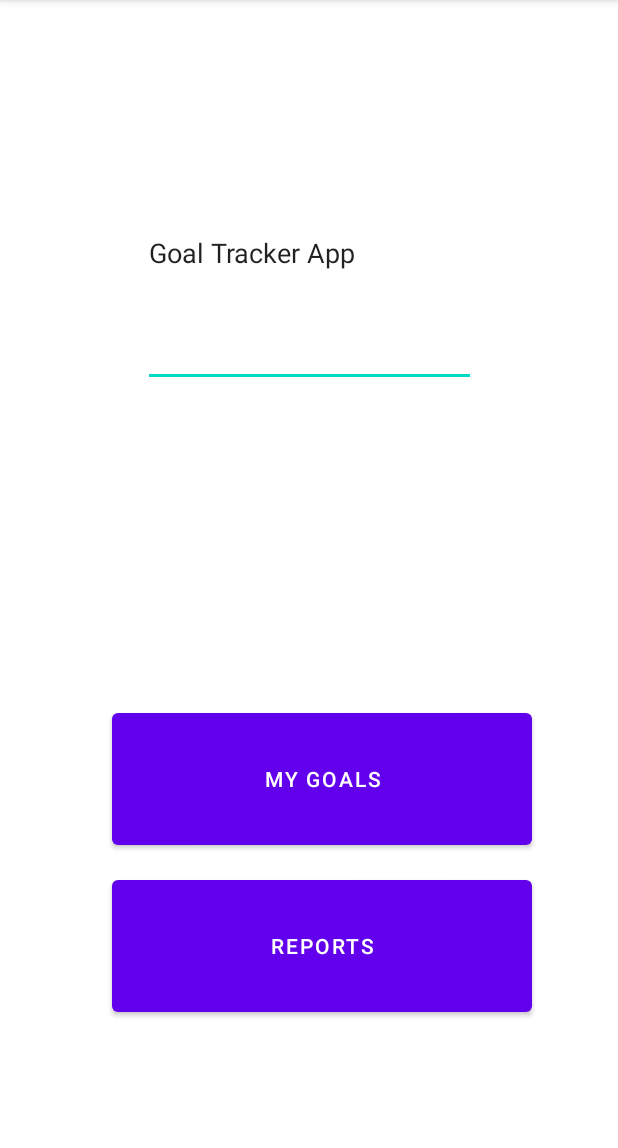
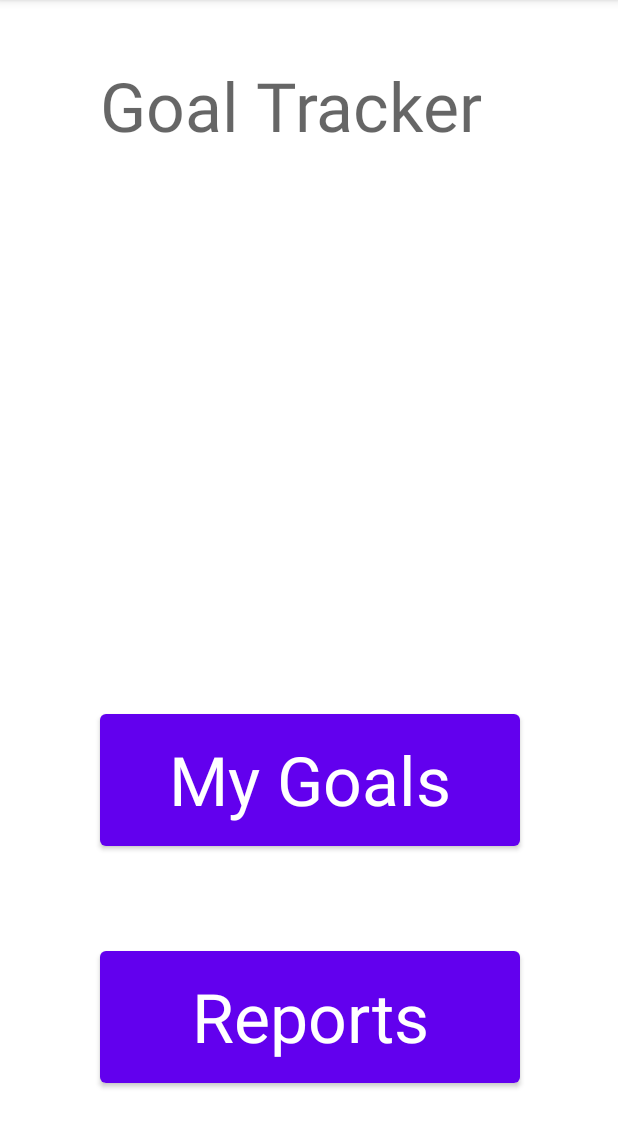
Before and after one commit to Hodges5252/JavaApp, an Android app: the screen it shows after launch (MainActivity), on a phone screen of 412 x 824 dp, the part 84-1232 px from its top. Run offline under Robolectric (Android 15) with nearby library versions, the phone set to English and light mode, and no system bars.

Commit message:
Add files via upload

```diff
--- a/app/src/main/res/layout/goal_display.xml
+++ b/app/src/main/res/layout/goal_display.xml
@@ -13,6 +13,7 @@
         android:layout_marginTop="64dp"
         android:layout_marginEnd="66dp"
         android:text="My Goals"
+        android:textAppearance="@style/TextAppearance.AppCompat.Display3"
         app:layout_constraintEnd_toEndOf="parent"
         app:layout_constraintStart_toStartOf="parent"
         app:layout_constraintTop_toTopOf="parent" />
@@ -23,6 +24,7 @@
         android:layout_height="50dp"
         android:layout_marginTop="16dp"
         android:text="Goal 1"
+        android:textAppearance="@style/TextAppearance.AppCompat.Display1"
         app:layout_constraintEnd_toEndOf="parent"
         app:layout_constraintHorizontal_bias="0.252"
         app:layout_constraintStart_toStartOf="parent"
@@ -34,6 +36,7 @@
         android:layout_height="50dp"
         android:layout_marginTop="16dp"
         android:text="Goal2"
+        android:textAppearance="@style/TextAppearance.AppCompat.Display1"
         app:layout_constraintEnd_toEndOf="parent"
         app:layout_constraintHorizontal_bias="0.252"
         app:layout_constraintStart_toStartOf="parent"
@@ -46,6 +49,7 @@
         android:layout_marginTop="16dp"
         android:layout_marginBottom="19dp"
         android:text="Goal3"
+        android:textAppearance="@style/TextAppearance.AppCompat.Display1"
         app:layout_constraintBottom_toTopOf="@+id/textView5"
         app:layout_constraintEnd_toEndOf="parent"
         app:layout_constraintHorizontal_bias="0.252"
@@ -58,6 +62,7 @@
         android:layout_height="50dp"
         android:layout_marginBottom="160dp"
         android:text="Goal4"
+        android:textAppearance="@style/TextAppearance.AppCompat.Display1"
         app:layout_constraintBottom_toTopOf="@+id/button3"
         app:layout_constraintEnd_toEndOf="parent"
         app:layout_constraintHorizontal_bias="0.252"
@@ -71,6 +76,7 @@
         android:layout_marginEnd="65dp"
         android:layout_marginBottom="64dp"
         android:text="New Goal"
+        android:textAppearance="@style/TextAppearance.AppCompat.Display3"
         app:layout_constraintBottom_toBottomOf="parent"
         app:layout_constraintEnd_toEndOf="parent"
         app:layout_constraintHorizontal_bias="1.0"
--- a/app/src/main/res/layout/main_screen.xml
+++ b/app/src/main/res/layout/main_screen.xml
@@ -6,48 +6,42 @@
     android:layout_height="match_parent"
     tools:context=".MainActivity">
 
-    <EditText
-        android:id="@+id/editTextTextPersonName"
-        android:layout_width="222dp"
-        android:layout_height="178dp"
-        android:layout_marginStart="95dp"
-        android:layout_marginTop="80dp"
-        android:layout_marginEnd="94dp"
-        android:ems="10"
-        android:inputType="text"
-        android:text="Goal Tracker App"
-        app:layout_constraintEnd_toEndOf="parent"
-        app:layout_constraintHorizontal_bias="0.0"
-        app:layout_constraintStart_toStartOf="parent"
-        app:layout_constraintTop_toTopOf="parent" />
-
     <Button
         android:id="@+id/button"
         android:layout_width="280dp"
         android:layout_height="100dp"
-        android:layout_marginStart="74dp"
-        android:layout_marginTop="200dp"
-        android:layout_marginEnd="57dp"
+        android:layout_marginTop="261dp"
+        android:layout_marginBottom="40dp"
         android:text="My Goals"
+        android:textAppearance="@style/TextAppearance.AppCompat.Display2"
         app:layout_constraintBottom_toTopOf="@+id/button2"
         app:layout_constraintEnd_toEndOf="parent"
-        app:layout_constraintHorizontal_bias="0.5"
+        app:layout_constraintHorizontal_bias="0.503"
         app:layout_constraintStart_toStartOf="parent"
-        app:layout_constraintTop_toBottomOf="@+id/editTextTextPersonName"
-        app:layout_constraintVertical_bias="0.0" />
+        app:layout_constraintTop_toBottomOf="@+id/textView7" />
 
     <Button
         android:id="@+id/button2"
         android:layout_width="280dp"
         android:layout_height="100dp"
-        android:layout_marginStart="74dp"
-        android:layout_marginEnd="57dp"
-        android:layout_marginBottom="76dp"
+        android:layout_marginBottom="40dp"
         android:text="Reports"
+        android:textAppearance="@style/TextAppearance.AppCompat.Display2"
         app:layout_constraintBottom_toBottomOf="parent"
         app:layout_constraintEnd_toEndOf="parent"
-        app:layout_constraintHorizontal_bias="0.5"
+        app:layout_constraintHorizontal_bias="0.503"
+        app:layout_constraintStart_toStartOf="parent" />
+
+    <TextView
+        android:id="@+id/textView7"
+        android:layout_width="280dp"
+        android:layout_height="150dp"
+        android:layout_marginTop="40dp"
+        android:text="Goal Tracker"
+        android:textAppearance="@style/TextAppearance.AppCompat.Display2"
+        app:layout_constraintEnd_toEndOf="parent"
+        app:layout_constraintHorizontal_bias="0.503"
         app:layout_constraintStart_toStartOf="parent"
-        app:layout_constraintTop_toBottomOf="@+id/button" />
+        app:layout_constraintTop_toTopOf="parent" />
 
 </androidx.constraintlayout.widget.ConstraintLayout>
```
